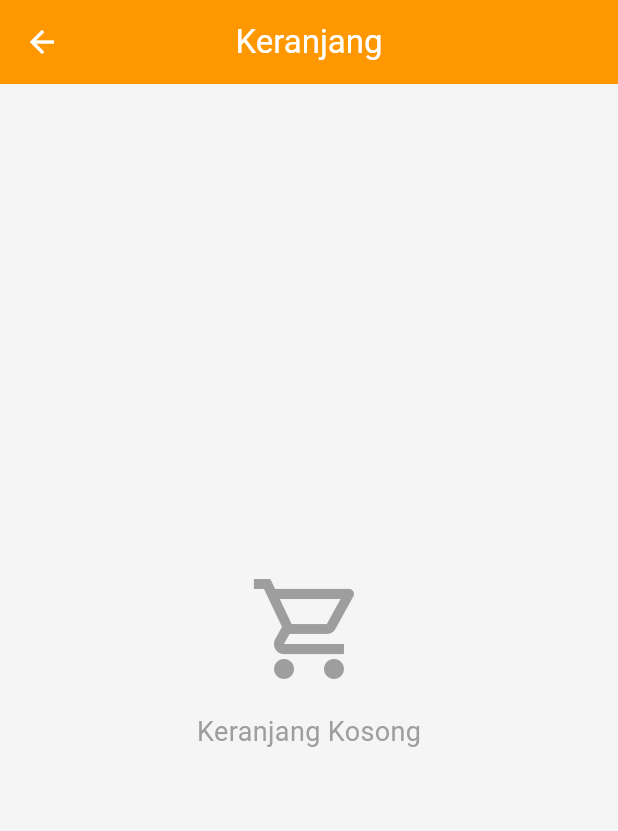
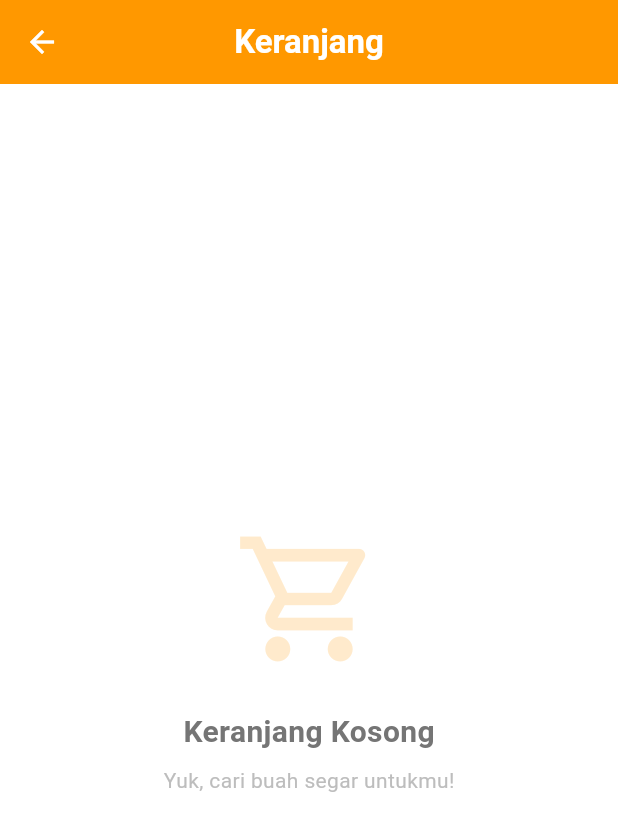
Before and after one commit to ZEINadli/buah_uts_1123150028, a Flutter app: the CartPage screen opened directly, on a phone screen of 412 x 824 dp. Shown: the top 831 px of the screen. Run offline on Flutter 3.47's test engine with Material 3 defaults, Android fonts, the phone set to English and light mode, and no system bars; our stand-ins replace dio, email_validator, equatable, firebase_auth, firebase_core, flutter_secure_storage and 2 more; accounts and stored records are empty.

Commit message:
style: redesign halaman keranjang dengan tema orange premium

```diff
--- a/lib/features/cart/presentation/pages/cart_page.dart
+++ b/lib/features/cart/presentation/pages/cart_page.dart
@@ -1,3 +1,4 @@
+import 'package:buah_uts_1123150028/core/constants/app_colors.dart';
 import 'package:flutter/material.dart';
 import 'package:provider/provider.dart';
 import '../providers/cart_provider.dart';
@@ -9,9 +10,15 @@ class CartPage extends StatelessWidget {
   @override
   Widget build(BuildContext context) {
     return Scaffold(
+      backgroundColor: Colors.white,
       appBar: AppBar(
-        title: const Text('Keranjang'),
+        title: const Text(
+          'Keranjang',
+          style: TextStyle(fontWeight: FontWeight.bold, color: Colors.white),
+        ),
         centerTitle: true,
+        backgroundColor: AppColors.primary,
+        elevation: 0,
       ),
       body: Consumer<CartProvider>(
         builder: (context, cartProvider, _) {
@@ -20,11 +27,26 @@ class CartPage extends StatelessWidget {
               child: Column(
                 mainAxisAlignment: MainAxisAlignment.center,
                 children: [
-                  Icon(Icons.shopping_cart_outlined, size: 80, color: Colors.grey),
-                  const SizedBox(height: 16),
-                  const Text(
+                  Icon(Icons.shopping_cart_outlined,
+                    size: 100,
+                    color: AppColors.primary.withOpacity(0.2)
+                  ),
+                  const SizedBox(height: 24),
+                  Text(
                     'Keranjang Kosong',
-                    style: TextStyle(fontSize: 18, color: Colors.grey),
+                    style: TextStyle(
+                      fontSize: 20,
+                      fontWeight: FontWeight.w600,
+                      color: AppColors.textSecondary
+                    ),
+                  ),
+                  const SizedBox(height: 8),
+                  Text(
+                    'Yuk, cari buah segar untukmu!',
+                    style: TextStyle(
+                      fontSize: 14,
+                      color: AppColors.textHint
+                    ),
                   ),
                 ],
               ),
@@ -35,28 +57,42 @@ class CartPage extends StatelessWidget {
             children: [
               Expanded(
                 child: ListView.builder(
+                  padding: const EdgeInsets.symmetric(vertical: 16),
                   itemCount: cartProvider.items.length,
                   itemBuilder: (context, index) {
                     final item = cartProvider.items[index];
-                    return Card(
+                    return Container(
                       margin: const EdgeInsets.symmetric(horizontal: 16, vertical: 8),
+                      decoration: BoxDecoration(
+                        color: Colors.white,
+                        borderRadius: BorderRadius.circular(16),
+                        boxShadow: [
+                          BoxShadow(
+                            color: Colors.black.withOpacity(0.05),
+                            blurRadius: 10,
+                            offset: const Offset(0, 4),
+                          ),
+                        ],
+                      ),
                       child: Padding(
                         padding: const EdgeInsets.all(12),
                         child: Row(
                           children: [
-                            // Product Image Placeholder
-                            Container(
-                              width: 80,
-                              height: 80,
+                            // Product Image
+                            ClipRRect(
+                              borderRadius: BorderRadius.circular(12),
+                              child: Container(
+                                width: 90,
+                                height: 90,
                                 decoration: BoxDecoration(
-                                color: Colors.grey[300],
-                                borderRadius: BorderRadius.circular(8),
+                                  color: AppColors.primary.withOpacity(0.05),
                                 ),
                                 child: item.imageUrl != null
                                     ? Image.network(item.imageUrl!, fit: BoxFit.cover)
-                                  : const Icon(Icons.image, color: Colors.grey),
+                                    : Icon(Icons.apple, size: 40, color: AppColors.primary.withOpacity(0.5)),
                               ),
-                            const SizedBox(width: 12),
+                            ),
+                            const SizedBox(width: 16),
                             // Product Details
                             Expanded(
                               child: Column(
@@ -67,20 +103,23 @@ class CartPage extends StatelessWidget {
                                     style: const TextStyle(
                                       fontSize: 16,
                                       fontWeight: FontWeight.bold,
+                                      color: AppColors.textPrimary,
                                     ),
                                   ),
                                   const SizedBox(height: 4),
                                   Text(
                                     'Rp ${item.price.toStringAsFixed(0)}',
-                                    style: TextStyle(
+                                    style: const TextStyle(
                                       fontSize: 14,
-                                      color: Colors.grey[600],
+                                      fontWeight: FontWeight.w600,
+                                      color: AppColors.primary,
                                     ),
                                   ),
-                                  const SizedBox(height: 8),
+                                  const SizedBox(height: 12),
                                   Row(
                                     children: [
-                                      IconButton(
+                                      _QuantityButton(
+                                        icon: Icons.remove,
                                         onPressed: () {
                                           if (item.quantity > 1) {
                                             cartProvider.updateItemQuantity(
@@ -89,56 +128,49 @@ class CartPage extends StatelessWidget {
                                             );
                                           }
                                         },
-                                        icon: const Icon(Icons.remove),
-                                        iconSize: 20,
-                                        padding: EdgeInsets.zero,
-                                        constraints: const BoxConstraints(),
                                       ),
-                                      SizedBox(
-                                        width: 40,
+                                      Padding(
+                                        padding: const EdgeInsets.symmetric(horizontal: 12),
                                         child: Text(
                                           '${item.quantity}',
-                                          textAlign: TextAlign.center,
-                                          style: const TextStyle(fontSize: 14),
+                                          style: const TextStyle(
+                                            fontSize: 16,
+                                            fontWeight: FontWeight.bold,
                                           ),
                                         ),
-                                      IconButton(
+                                      ),
+                                      _QuantityButton(
+                                        icon: Icons.add,
                                         onPressed: () {
                                           cartProvider.updateItemQuantity(
                                             item.productId,
                                             item.quantity + 1,
                                           );
                                         },
-                                        icon: const Icon(Icons.add),
-                                        iconSize: 20,
-                                        padding: EdgeInsets.zero,
-                                        constraints: const BoxConstraints(),
                                       ),
                                     ],
                                   ),
                                 ],
                               ),
                             ),
-                            // Delete Button
+                            // Action & Subtotal
                             Column(
-                              mainAxisAlignment: MainAxisAlignment.spaceBetween,
+                              crossAxisAlignment: CrossAxisAlignment.end,
                               children: [
+                                IconButton(
+                                  onPressed: () => cartProvider.removeItem(item.productId),
+                                  icon: const Icon(Icons.delete_outline, color: Colors.redAccent),
+                                  padding: EdgeInsets.zero,
+                                  constraints: const BoxConstraints(),
+                                ),
+                                const SizedBox(height: 24),
                                 Text(
-                                  'Rp ${item.totalPrice.toStringAsFixed(0)}',
+                                  'Rp ${(item.price * item.quantity).toStringAsFixed(0)}',
                                   style: const TextStyle(
                                     fontSize: 14,
                                     fontWeight: FontWeight.bold,
+                                    color: AppColors.textPrimary,
                                   ),
-                                ),
-                                const SizedBox(height: 8),
-                                IconButton(
-                                  onPressed: () {
-                                    cartProvider.removeItem(item.productId);
-                                  },
-                                  icon: const Icon(Icons.delete, color: Colors.red),
-                                  iconSize: 20,
-                                  padding: EdgeInsets.zero,
-                                  constraints: const BoxConstraints(),
                                 ),
                               ],
                             ),
@@ -151,33 +183,48 @@ class CartPage extends StatelessWidget {
               ),
               // Bottom Summary
               Container(
-                padding: const EdgeInsets.all(16),
+                padding: const EdgeInsets.all(24),
                 decoration: BoxDecoration(
-                  color: Colors.grey[100],
-                  border: Border(top: BorderSide(color: Colors.grey[300]!)),
+                  color: Colors.white,
+                  borderRadius: const BorderRadius.vertical(top: Radius.circular(32)),
+                  boxShadow: [
+                    BoxShadow(
+                      color: Colors.black.withOpacity(0.05),
+                      blurRadius: 20,
+                      offset: const Offset(0, -5),
                     ),
+                  ],
+                ),
+                child: SafeArea(
                   child: Column(
-                  crossAxisAlignment: CrossAxisAlignment.stretch,
+                    mainAxisSize: MainAxisSize.min,
                     children: [
                       Row(
                         mainAxisAlignment: MainAxisAlignment.spaceBetween,
                         children: [
                           const Text(
-                          'Total Harga:',
-                          style: TextStyle(fontSize: 16, fontWeight: FontWeight.bold),
+                            'Total Pembayaran',
+                            style: TextStyle(
+                              fontSize: 16,
+                              fontWeight: FontWeight.w500,
+                              color: AppColors.textSecondary,
+                            ),
                           ),
                           Text(
                             'Rp ${cartProvider.totalPrice.toStringAsFixed(0)}',
                             style: const TextStyle(
-                            fontSize: 16,
+                              fontSize: 20,
                               fontWeight: FontWeight.bold,
-                            color: Colors.green,
+                              color: AppColors.primary,
                             ),
                           ),
                         ],
                       ),
-                    const SizedBox(height: 12),
-                    ElevatedButton(
+                      const SizedBox(height: 20),
+                      SizedBox(
+                        width: double.infinity,
+                        height: 56,
+                        child: ElevatedButton(
                           onPressed: () {
                             Navigator.push(
                               context,
@@ -187,15 +234,24 @@ class CartPage extends StatelessWidget {
                             );
                           },
                           style: ElevatedButton.styleFrom(
-                        backgroundColor: Colors.blue,
-                        padding: const EdgeInsets.symmetric(vertical: 16),
+                            backgroundColor: AppColors.primary,
+                            foregroundColor: Colors.white,
+                            shape: RoundedRectangleBorder(
+                              borderRadius: BorderRadius.circular(16),
+                            ),
+                            elevation: 0,
                           ),
                           child: const Text(
                             'Lanjut ke Checkout',
-                        style: TextStyle(fontSize: 16, color: Colors.white),
+                            style: TextStyle(
+                              fontSize: 16,
+                              fontWeight: FontWeight.bold,
+                            ),
+                          ),
                         ),
                       ),
                     ],
+                  ),
                 ),
               ),
             ],
@@ -205,3 +261,28 @@ class CartPage extends StatelessWidget {
     );
   }
 }
+
+class _QuantityButton extends StatelessWidget {
+  final IconData icon;
+  final VoidCallback onPressed;
+
+  const _QuantityButton({
+    required this.icon,
+    required this.onPressed,
+  });
+
+  @override
+  Widget build(BuildContext context) {
+    return InkWell(
+      onTap: onPressed,
+      child: Container(
+        padding: const EdgeInsets.all(4),
+        decoration: BoxDecoration(
+          border: Border.all(color: AppColors.divider),
+          borderRadius: BorderRadius.circular(8),
+        ),
+        child: Icon(icon, size: 18, color: AppColors.textPrimary),
+      ),
+    );
+  }
+}
```
Lines whose indentation alone changed are shown as unchanged.
